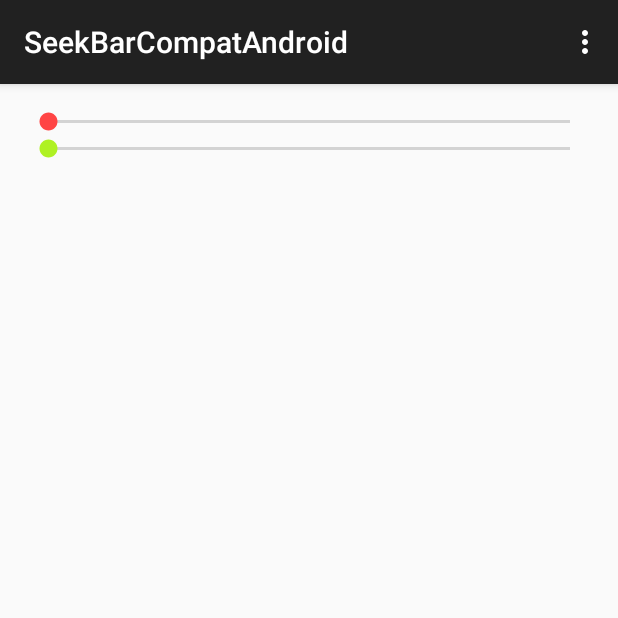
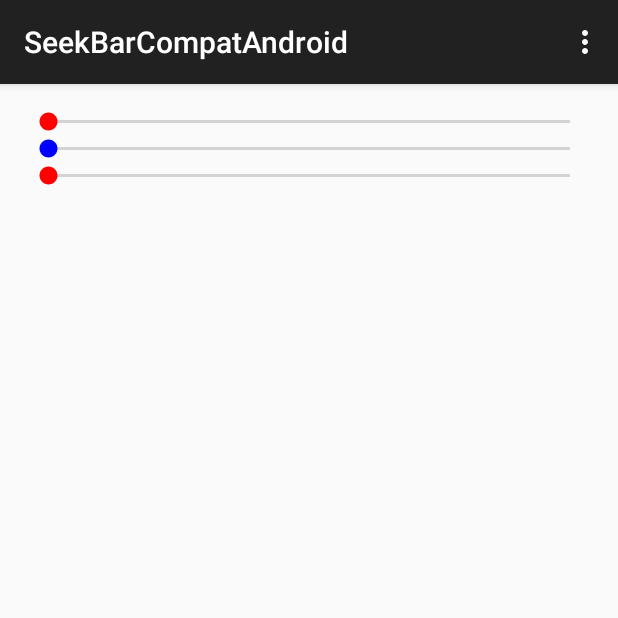
Before and after one commit to ahmedrizwan/SeekBarCompat, an Android app: the screen it shows after launch (MainActivity), on a phone screen of 412 x 824 dp, the top half of it. Run offline under Robolectric (Android 15) with nearby library versions, the phone set to English and light mode, and no system bars.

Commit message:
Change colors in MainActivity

```diff
--- a/app/src/main/java/app/minimize/com/seekbarcompatandroid/MainActivity.java
+++ b/app/src/main/java/app/minimize/com/seekbarcompatandroid/MainActivity.java
@@ -1,9 +1,14 @@
 package app.minimize.com.seekbarcompatandroid;
 
+import android.graphics.Color;
 import android.os.Bundle;
 import android.support.v7.app.AppCompatActivity;
 import android.view.Menu;
 import android.view.MenuItem;
+import android.view.View;
+import android.widget.LinearLayout;
+
+import app.minimize.com.seek_bar_compat.SeekBarCompat;
 
 public class MainActivity extends AppCompatActivity {
 
@@ -12,20 +17,19 @@ public class MainActivity extends AppCompatActivity {
         super.onCreate(savedInstanceState);
         setContentView(R.layout.activity_main);
 
+        SeekBarCompat seekBarCompat = (SeekBarCompat) findViewById(R.id.materialSeekBar);
+        seekBarCompat.setThumbColor(Color.RED);
+        seekBarCompat.setProgressColor(Color.CYAN);
+
+        SeekBarCompat seekBarCompatTwo = (SeekBarCompat) findViewById(R.id.materialSeekBarTwo);
+        seekBarCompatTwo.setThumbColor(Color.BLUE);
+        seekBarCompatTwo.setProgressColor(Color.GREEN);
 
 
-//        SeekBarCompat seekBarCompatCode = (SeekBarCompat) View.inflate(this,R.layout.seekbar_compat, null);
-//        seekBarCompatCode.setThumbColor(Color.RED);
-//        ((LinearLayout) findViewById(R.id.container)).addView(seekBarCompatCode);
+        SeekBarCompat seekBarCompatCode = (SeekBarCompat) View.inflate(this, R.layout.seekbar_compat, null);
+        seekBarCompatCode.setThumbColor(Color.RED);
+        ((LinearLayout) findViewById(R.id.container)).addView(seekBarCompatCode);
 
-//        SeekBarCompat seekBarCompat = (SeekBarCompat) findViewById(R.id.materialSeekBar);
-//        seekBarCompat.setThumbColor(Color.RED);
-//        seekBarCompat.setProgressColor(Color.RED);
-//
-//
-//        SeekBarCompat seekBarCompatTwo = (SeekBarCompat) findViewById(R.id.materialSeekBarTwo);
-//        seekBarCompatTwo.setThumbColor(Color.BLUE);
-////        seekBarCompatTwo.setProgressColor(Color.RED);
 
     }
 
```
